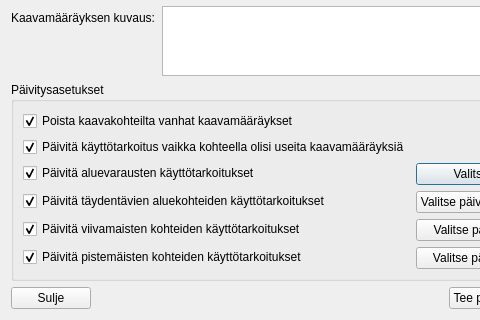
Old version of the form ui/yleiskaava_dialog_update_regulation_of_group.ui in the repository ernoma/yleiskaava; both pictures show x 0 to 480 and y 237 to 557 of the 682 by 557 pixel window.
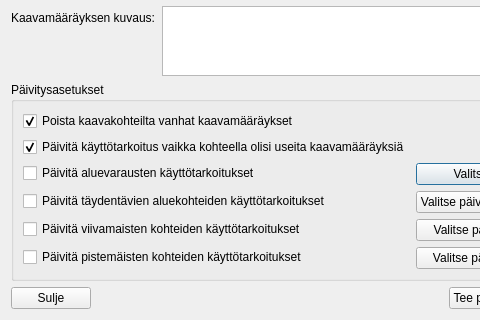
New version of the form.

```diff
--- a/ui/yleiskaava_dialog_update_regulation_of_group.ui
+++ b/ui/yleiskaava_dialog_update_regulation_of_group.ui
@@ -152,7 +152,7 @@
              <string>Päivitä aluevarausten käyttötarkoitukset</string>
             </property>
             <property name="checked">
-             <bool>true</bool>
+             <bool>false</bool>
             </property>
            </widget>
           </item>
@@ -169,7 +169,7 @@
              <string>Päivitä täydentävien aluekohteiden käyttötarkoitukset</string>
             </property>
             <property name="checked">
-             <bool>true</bool>
+             <bool>false</bool>
             </property>
            </widget>
           </item>
@@ -186,7 +186,7 @@
              <string>Päivitä viivamaisten kohteiden käyttötarkoitukset</string>
             </property>
             <property name="checked">
-             <bool>true</bool>
+             <bool>false</bool>
             </property>
            </widget>
           </item>
@@ -203,7 +203,7 @@
              <string>Päivitä pistemäisten kohteiden käyttötarkoitukset</string>
             </property>
             <property name="checked">
-             <bool>true</bool>
+             <bool>false</bool>
             </property>
            </widget>
           </item>
```
